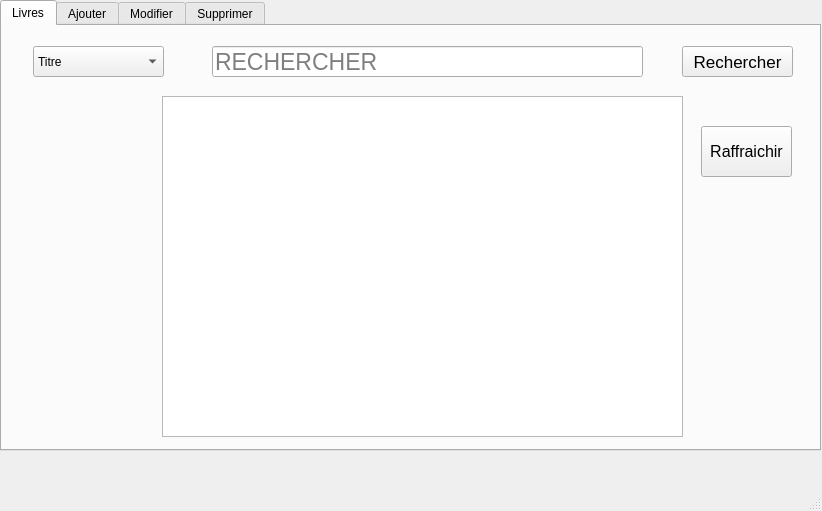
Above: mainwindow.ui from memlens/LibraryManagerC-QT before the change. Below: the same form after it.
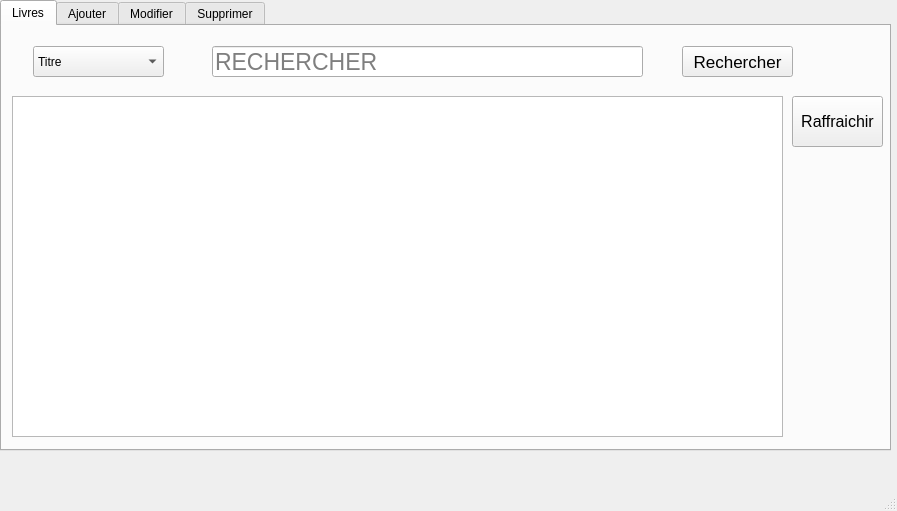
That is the form after the change.

Commit message: deuxième fin temporairee

The edit to the form file:
```diff
--- a/mainwindow.ui
+++ b/mainwindow.ui
@@ -6,7 +6,7 @@
    <rect>
     <x>0</x>
     <y>0</y>
-    <width>822</width>
+    <width>897</width>
     <height>511</height>
    </rect>
   </property>
@@ -19,7 +19,7 @@
      <rect>
       <x>0</x>
       <y>0</y>
-      <width>821</width>
+      <width>891</width>
       <height>451</height>
      </rect>
     </property>
@@ -69,9 +69,9 @@
      <widget class="QTableView" name="tableView">
       <property name="geometry">
        <rect>
-        <x>160</x>
+        <x>10</x>
         <y>70</y>
-        <width>521</width>
+        <width>771</width>
         <height>341</height>
        </rect>
       </property>
@@ -112,8 +112,8 @@
      <widget class="QPushButton" name="pushButton">
       <property name="geometry">
        <rect>
-        <x>699</x>
-        <y>100</y>
+        <x>790</x>
+        <y>70</y>
         <width>91</width>
         <height>51</height>
        </rect>
```
Left out of the diff: 2 changed lines with no effect on the pictures.
